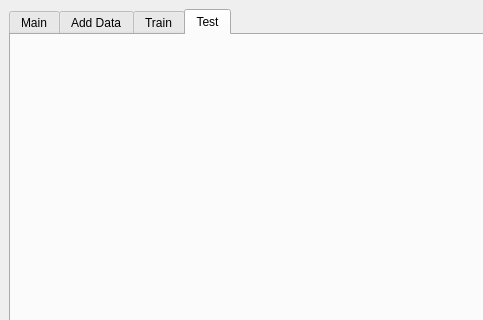
MRsoymilk/MyYolo, file mainwindow.ui: the form before one commit; both pictures show x 0 to 483 and y 0 to 320 of the 800 by 600 pixel window.
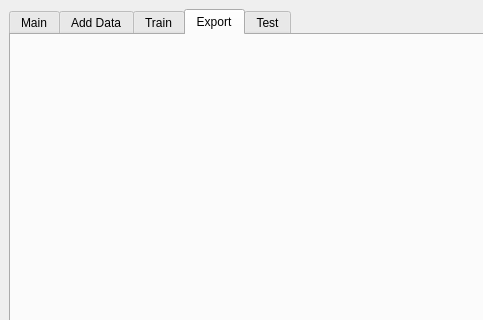
The form after the commit. The open tabs and pages were chosen to show the change.

Diff of the .ui file:
```diff
--- a/mainwindow.ui
+++ b/mainwindow.ui
@@ -78,6 +78,16 @@
         </item>
        </layout>
       </widget>
+      <widget class="QWidget" name="tabExport">
+       <attribute name="title">
+        <string>Export</string>
+       </attribute>
+       <layout class="QGridLayout" name="gridLayout_7">
+        <item row="0" column="0">
+         <layout class="QGridLayout" name="gLayoutExport"/>
+        </item>
+       </layout>
+      </widget>
       <widget class="QWidget" name="tabTest">
        <attribute name="title">
         <string>Test</string>
```
Left out of the diff: 2 changed lines with no effect on the pictures.
